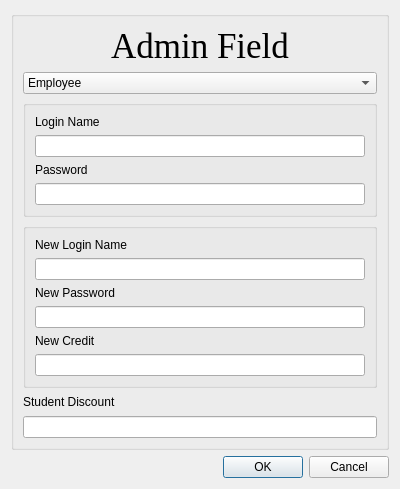
Above: Canteen/Canteen/AdminDialog.ui from Kalorina/Canteen before the change. Below: the same form after it.
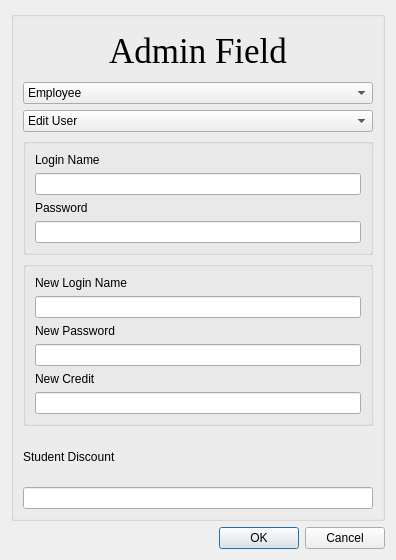
That is the form after the change.

Commit message: edit vseho okrem vystupov

The edit to the form file:
```diff
--- a/Canteen/Canteen/AdminDialog.ui
+++ b/Canteen/Canteen/AdminDialog.ui
@@ -6,8 +6,8 @@
    <rect>
     <x>0</x>
     <y>0</y>
-    <width>400</width>
-    <height>489</height>
+    <width>396</width>
+    <height>560</height>
    </rect>
   </property>
   <property name="windowTitle">
@@ -55,6 +55,25 @@
         </item>
        </widget>
       </item>
+      <item>
+       <widget class="QComboBox" name="comboBoxActionUser">
+        <item>
+         <property name="text">
+          <string>Edit User</string>
+         </property>
+        </item>
+        <item>
+         <property name="text">
+          <string>Delete User</string>
+         </property>
+        </item>
+        <item>
+         <property name="text">
+          <string>New User</string>
+         </property>
+        </item>
+       </widget>
+      </item>
       <item>
        <widget class="QGroupBox" name="groupBoxLogin_2">
         <property name="title">
```
The commit also changes 3 other files.
